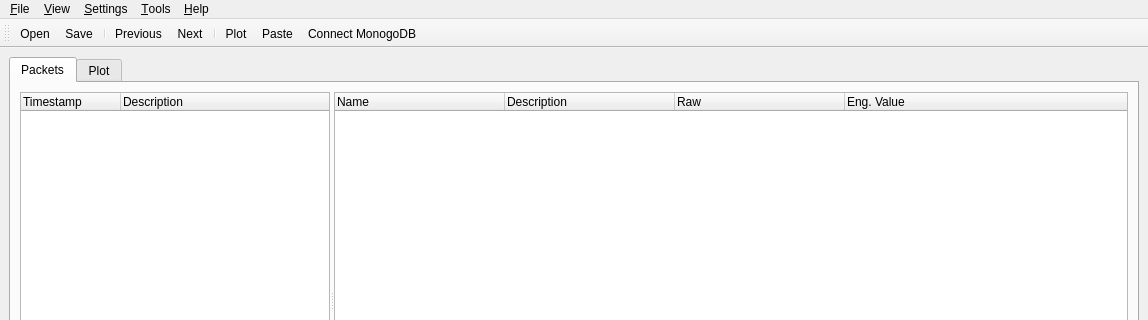
First picture: the form in UI/mainwindow.ui, repository i4Ds/STIX_python_PUB023, before the edit; both pictures show x 0 to 1148 and y 0 to 320 of the 1148 by 785 pixel window.
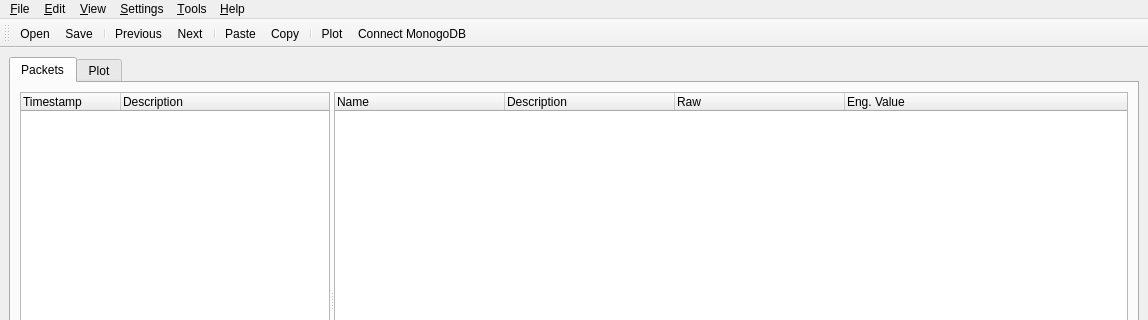
Second picture: the form after the edit. Icons and pictures are not drawn.

```diff
--- a/UI/mainwindow.ui
+++ b/UI/mainwindow.ui
@@ -362,14 +362,6 @@
     </property>
     <addaction name="actionAbout"/>
    </widget>
-   <widget class="QMenu" name="menuAction">
-    <property name="title">
-     <string>&amp;View</string>
-    </property>
-    <addaction name="actionPrevious"/>
-    <addaction name="actionNext"/>
-    <addaction name="actionLog"/>
-   </widget>
    <widget class="QMenu" name="menuSetting">
     <property name="title">
      <string>&amp;Settings</string>
@@ -384,7 +376,23 @@
     <addaction name="actionPaste"/>
     <addaction name="actionLoad_mongodb"/>
    </widget>
+   <widget class="QMenu" name="menuAction">
+    <property name="title">
+     <string>&amp;View</string>
+    </property>
+    <addaction name="actionPrevious"/>
+    <addaction name="actionNext"/>
+    <addaction name="actionLog"/>
+   </widget>
+   <widget class="QMenu" name="menuEdit">
+    <property name="title">
+     <string>&amp;Edit</string>
+    </property>
+    <addaction name="actionPaste"/>
+    <addaction name="actionCopy"/>
+   </widget>
    <addaction name="menu_File"/>
+   <addaction name="menuEdit"/>
    <addaction name="menuAction"/>
    <addaction name="menuSetting"/>
    <addaction name="menu_Tools"/>
@@ -407,8 +415,10 @@
    <addaction name="actionPrevious"/>
    <addaction name="actionNext"/>
    <addaction name="separator"/>
-   <addaction name="action_Plot"/>
    <addaction name="actionPaste"/>
+   <addaction name="actionCopy"/>
+   <addaction name="separator"/>
+   <addaction name="action_Plot"/>
    <addaction name="actionLoad_mongodb"/>
   </widget>
   <widget class="QDockWidget" name="dockWidget">
@@ -484,7 +494,7 @@
      <normaloff>:/Icons/images/paste.svg</normaloff>:/Icons/images/paste.svg</iconset>
    </property>
    <property name="text">
-    <string>Paste</string>
+    <string>P&amp;aste</string>
    </property>
    <property name="toolTip">
     <string>Read raw data from the clipboard</string>
@@ -499,6 +509,15 @@
     <string>Connect MonogoDB</string>
    </property>
   </action>
+  <action name="actionCopy">
+   <property name="icon">
+    <iconset resource="resources/viewer.qrc">
+     <normaloff>:/Icons/images/copy.svg</normaloff>:/Icons/images/copy.svg</iconset>
+   </property>
+   <property name="text">
+    <string>&amp;Copy</string>
+   </property>
+  </action>
  </widget>
  <resources>
   <include location="resources/viewer.qrc"/>
```
Left out of the diff: 1 changed line with no effect on the pictures.
